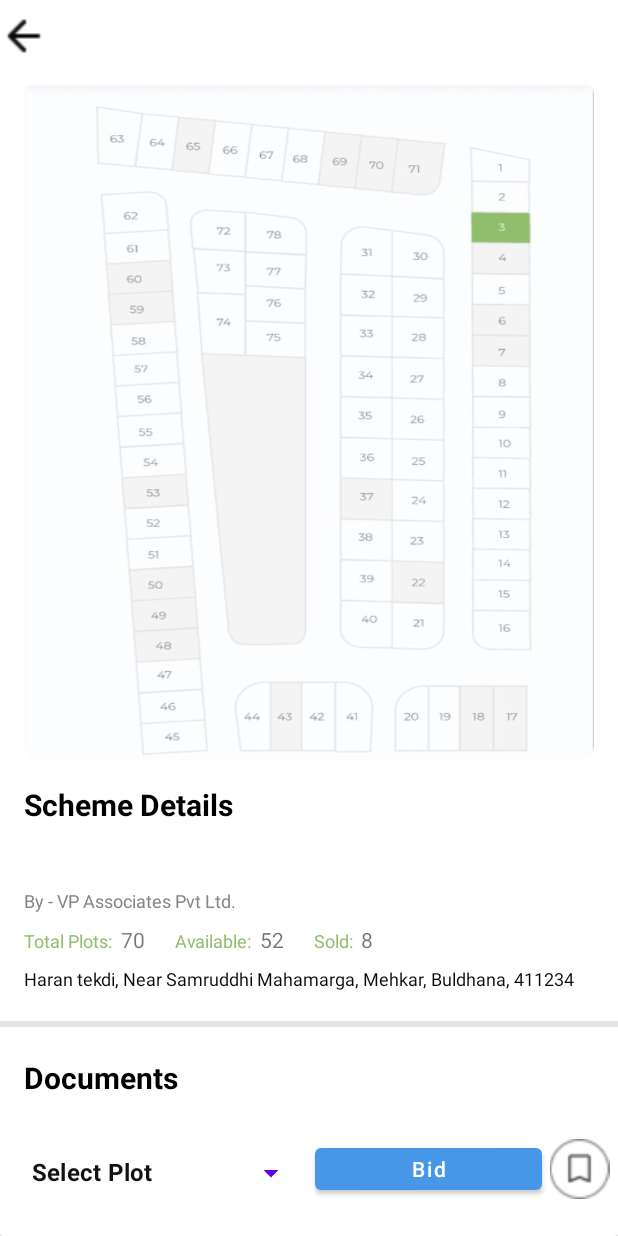
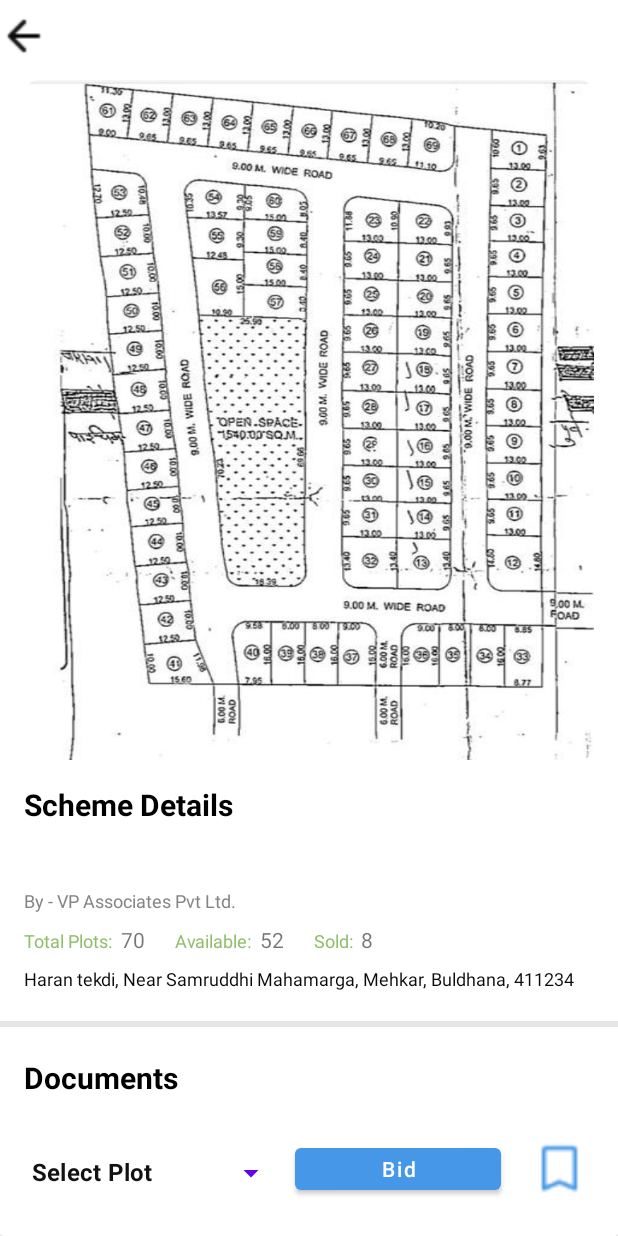
Before and after one commit to Palash2911/Rempo, an Android app: the PropertyPageActivity screen opened directly, with no data from a screen before it, on a phone screen of 412 x 824 dp. Run offline under Robolectric (Android 15) with nearby library versions, the phone set to English and light mode, and no system bars; our stand-ins replace Firebase (no records; nobody signed in at launch, a user with empty details on screens opened directly); Roboto replaces fonts that are not available here; 6 statements that could not run were skipped.

Commit message:
More Features Added

```diff
--- a/app/src/main/java/com/godspeed/propmart/Fragments/Savedfrag.kt
+++ b/app/src/main/java/com/godspeed/propmart/Fragments/Savedfrag.kt
@@ -6,6 +6,7 @@ import androidx.fragment.app.Fragment
 import android.view.LayoutInflater
 import android.view.View
 import android.view.View.GONE
+import android.view.View.VISIBLE
 import android.view.ViewGroup
 import androidx.recyclerview.widget.LinearLayoutManager
 import androidx.recyclerview.widget.RecyclerView
@@ -37,6 +38,7 @@ class Savedfrag : Fragment() {
 
         binding.saverv.layoutManager = LinearLayoutManager(requireContext(), RecyclerView.VERTICAL, false)
         binding.saverv.adapter = adapter
+
         Log.d("Saved", Firebase.auth.currentUser.toString())
         db.collection("Users").document(Firebase.auth.currentUser?.uid.toString())
             .collection("saved")
--- a/app/src/main/java/com/godspeed/propmart/PropertyPageActivity.kt
+++ b/app/src/main/java/com/godspeed/propmart/PropertyPageActivity.kt
@@ -4,6 +4,9 @@ import android.content.Intent
 import androidx.appcompat.app.AppCompatActivity
 import android.os.Bundle
 import android.util.Log
+import android.view.View
+import android.view.View.GONE
+import android.view.View.VISIBLE
 import android.widget.ArrayAdapter
 import android.widget.Toast
 import androidx.core.widget.addTextChangedListener
@@ -12,6 +15,8 @@ import androidx.recyclerview.widget.RecyclerView
 import com.godspeed.propmart.Adapters.DocumentAdapter
 import com.godspeed.propmart.Models.DocumentModel
 import com.godspeed.propmart.databinding.ActivityPropertyPageBinding
+import com.google.android.material.snackbar.Snackbar
+import com.google.firebase.auth.ktx.auth
 import com.google.firebase.firestore.CollectionReference
 import com.google.firebase.firestore.FirebaseFirestore
 import com.google.firebase.firestore.Query
@@ -31,6 +36,7 @@ class PropertyPageActivity : AppCompatActivity() {
     private lateinit var idList: ArrayList<String>;
     private lateinit var selectedId:String;
     private val db = Firebase.firestore
+    val firestore: FirebaseFirestore = FirebaseFirestore.getInstance();
 
     override fun onCreate(savedInstanceState: Bundle?) {
         super.onCreate(savedInstanceState)
@@ -107,31 +113,44 @@ class PropertyPageActivity : AppCompatActivity() {
             adapter.notifyDataSetChanged();
         }
 
+        val docRef = firestore
+            .collection("Users/" + Firebase.auth.currentUser?.uid.toString() + "/saved")
+            .get().addOnSuccessListener { snapshot->
+                if(snapshot.isEmpty)
+                {
+                    binding.bookmarkpropertypage.visibility = VISIBLE
+                    binding.bookmarksaved.visibility = GONE
+                }
+                else {
+                    binding.bookmarkpropertypage.visibility = GONE
+                    binding.bookmarksaved.visibility = VISIBLE
+                }
+                Log.d("Layss",layoutId)
+            }
+
+
         binding.bid.setOnClickListener{
             if(binding.plotDropdown.text.toString() == "Select Plot"){
                 binding.plotDropdown.error = "Please Select a Plot";
             }
-            else{
+            else {
                 var availability: String
                 db.collection("Layouts").document(layoutId)
-                    .collection("plots").document("plot" + binding.plotDropdown.text.toString().substring(5))
-                    .get().addOnSuccessListener { snapshot->
+                    .collection("plots")
+                    .document("plot" + binding.plotDropdown.text.toString().substring(5))
+                    .get().addOnSuccessListener { snapshot ->
                         availability = snapshot["available"].toString()
-                        if(availability=="true")
-                        {
+                        if (availability == "true") {
                             val intent = Intent(this, Plotpage::class.java);
                             Log.d("drop", binding.plotDropdown.text.toString())
-                            intent.putExtra("plotId",binding.plotDropdown.text.toString());
-                            intent.putExtra("layoutId",layoutId);
+                            intent.putExtra("plotId", binding.plotDropdown.text.toString());
+                            intent.putExtra("layoutId", layoutId);
                             startActivity(intent);
-                        }
-                        else
-                        {
+                        } else {
                             Toast.makeText(this, "Plot Sold !!", Toast.LENGTH_SHORT).show()
                         }
                     }
             }
-
         }
 
         binding.backButton.setOnClickListener {
--- a/app/src/main/res/layout-v28/property_card.xml
+++ b/app/src/main/res/layout-v28/property_card.xml
@@ -61,7 +61,7 @@
                         android:layout_width="wrap_content"
                         android:layout_height="wrap_content"
                         android:layout_marginBottom="4dp"
-                        android:text="By - VP Associates Pvt Ltd"
+                        android:text="By - Annapoorna Associates"
                         android:textColor="#3F3F3F"
                         android:textFontWeight="400"
                         android:textSize="12dp" />
--- a/app/src/main/res/layout/activity_property_page.xml
+++ b/app/src/main/res/layout/activity_property_page.xml
@@ -51,7 +51,6 @@
                     android:layout_marginLeft="16dp"
                     android:layout_marginRight="16dp"
                     app:cardCornerRadius="10dp">
-
 
                     <ImageView
                         android:id="@+id/layout_map"
@@ -250,12 +249,30 @@ Mehkar, Buldhana, 411234"
                     android:minWidth="100dp"
                     android:id="@+id/bid"
                     android:textAllCaps="false"/>
-                <ImageView
-                    android:layout_width="40dp"
-                    android:layout_height="40dp"
-                    android:src="@drawable/frame139947"
-                    android:layout_gravity="center"
-                    android:layout_weight="0.2"/>
+
+                <LinearLayout
+                    android:layout_width="wrap_content"
+                    android:layout_height="match_parent"
+                    android:layout_weight="1"
+                    android:orientation="horizontal">
+
+                    <ImageView
+                        android:id="@+id/bookmarkpropertypage"
+                        android:layout_width="40dp"
+                        android:layout_height="40dp"
+                        android:layout_gravity="center"
+                        android:layout_weight="0.2"
+                        android:src="@drawable/bookmark" />
+
+                    <ImageView
+                        android:id="@+id/bookmarksaved"
+                        android:layout_width="40dp"
+                        android:layout_height="40dp"
+                        android:layout_gravity="center"
+                        android:layout_weight="0.2"
+                        android:src="@drawable/saved"
+                        android:visibility="gone" />
+                </LinearLayout>
 
             </LinearLayout>
 
--- a/app/src/main/res/layout/fragment_savedfrag.xml
+++ b/app/src/main/res/layout/fragment_savedfrag.xml
@@ -4,6 +4,7 @@
     android:layout_width="match_parent"
     android:layout_height="match_parent"
     tools:context=".Fragments.Savedfrag">
+
 
     <LinearLayout
         android:layout_width="match_parent"
@@ -31,6 +32,7 @@
             android:id="@+id/saverv"
             android:layout_width="match_parent"
             android:layout_height="match_parent" />
+
     </LinearLayout>
 
 </FrameLayout>
--- a/app/src/main/res/layout/property_card.xml
+++ b/app/src/main/res/layout/property_card.xml
@@ -61,7 +61,7 @@
                         android:layout_width="wrap_content"
                         android:layout_height="wrap_content"
                         android:layout_marginBottom="4dp"
-                        android:text="By - VP Associates Pvt Ltd"
+                        android:text="By - Annapoorna Associates"
                         android:textColor="#3F3F3F"
                         android:textFontWeight="400"
                         android:textSize="12dp" />
```
Also changed, not shown: app/src/main/java/com/godspeed/propmart/Adapters/PropertyCardAdapter.kt (+3 -4 lines), app/src/main/res/layout/fragment_location.xml (+6 -3 lines), app/src/main/res/drawable-v24/layoutimg.jpeg (added), app/src/main/res/drawable/layoutimg.jpeg (deleted).
